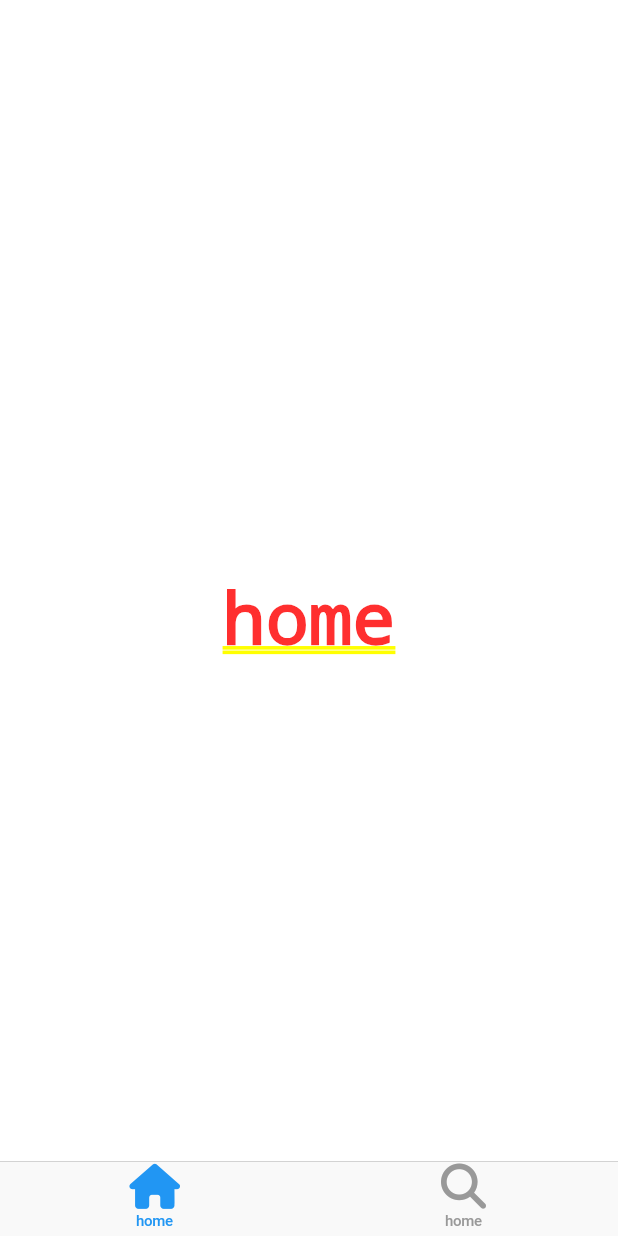
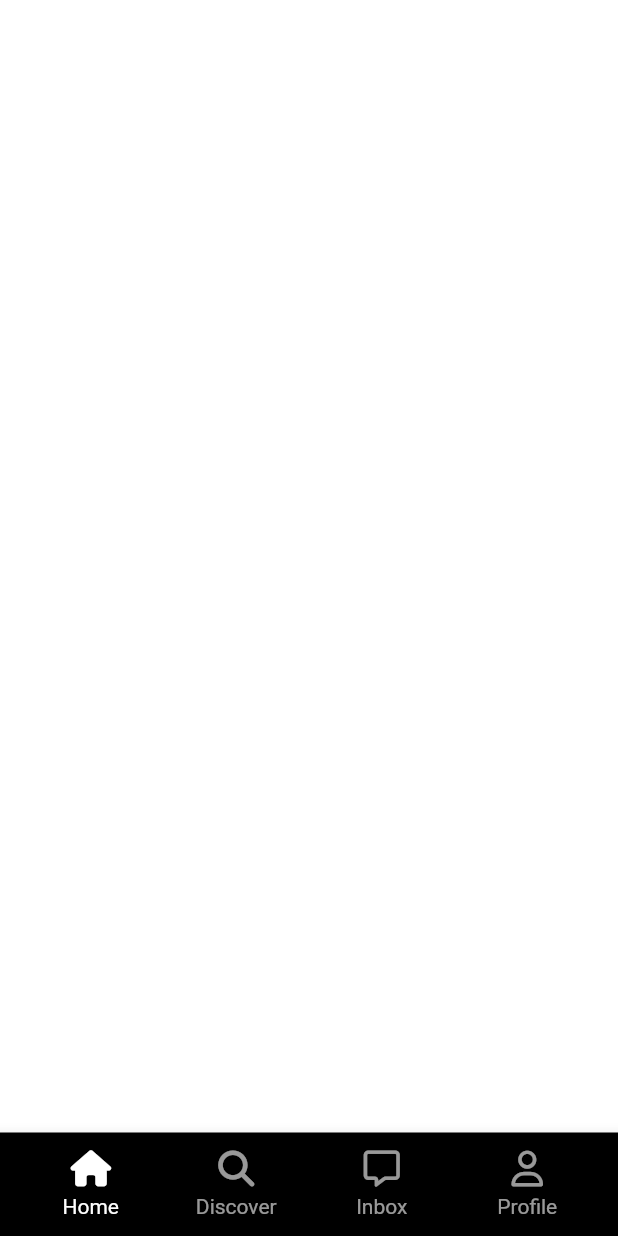
Before and after one commit to alswn2348/tictok_clone_flutter, a Flutter app: the screen it shows after launch, on a phone screen of 412 x 824 dp. Run offline on Flutter 3.47's test engine with Material 2 defaults, Android fonts, the phone set to English and light mode, and no system bars; our stand-ins replace font_awesome_flutter.

Commit message:
feat : create custom navigationbar

```diff
--- a/lib/features/main_navigation/main_navigation_screen.dart
+++ b/lib/features/main_navigation/main_navigation_screen.dart
@@ -1,5 +1,7 @@
-import 'package:flutter/cupertino.dart';
+import 'package:flutter/material.dart';
 import 'package:font_awesome_flutter/font_awesome_flutter.dart';
+import 'package:tictok_clone_flutter/constants/sizes.dart';
+import 'package:tictok_clone_flutter/features/main_navigation/widgets/navigation_tab.dart';
 
 class MainNavigationScreen extends StatefulWidget {
   const MainNavigationScreen({super.key});
@@ -11,24 +13,6 @@ class MainNavigationScreen extends StatefulWidget {
 class _MainNavigationScreenState extends State<MainNavigationScreen> {
   int _selectedIndex = 0;
 
-  final screens = [
-    const Center(
-      child: Text('home'),
-    ),
-    const Center(
-      child: Text('Search'),
-    ),
-    const Center(
-      child: Text('Search'),
-    ),
-    const Center(
-      child: Text('Search'),
-    ),
-    const Center(
-      child: Text('Search'),
-    ),
-  ];
-
   void _onTap(int index) {
     setState(() {
       _selectedIndex = index;
@@ -37,13 +21,43 @@ class _MainNavigationScreenState extends State<MainNavigationScreen> {
 
   @override
   Widget build(BuildContext context) {
-    return CupertinoTabScaffold(
-        tabBar: CupertinoTabBar(items: const [
-          BottomNavigationBarItem(
-              icon: FaIcon(FontAwesomeIcons.house), label: 'home'),
-          BottomNavigationBarItem(
-              icon: FaIcon(FontAwesomeIcons.magnifyingGlass), label: 'home'),
-        ]),
-        tabBuilder: (context, index) => screens[index]);
+    return SafeArea(
+      child: Scaffold(
+        bottomNavigationBar: BottomAppBar(
+          color: Colors.black,
+          child: Padding(
+            padding: const EdgeInsets.all(Sizes.size12),
+            child: Row(
+                mainAxisAlignment: MainAxisAlignment.spaceBetween,
+                children: [
+                  NavigationTap(
+                    text: "Home",
+                    isSelected: _selectedIndex == 0,
+                    icon: FontAwesomeIcons.house,
+                    onTap: () => _onTap(0),
+                  ),
+                  NavigationTap(
+                    text: "Discover",
+                    isSelected: _selectedIndex == 1,
+                    icon: FontAwesomeIcons.magnifyingGlass,
+                    onTap: () => _onTap(1),
+                  ),
+                  NavigationTap(
+                    text: "Inbox",
+                    isSelected: _selectedIndex == 2,
+                    icon: FontAwesomeIcons.message,
+                    onTap: () => _onTap(2),
+                  ),
+                  NavigationTap(
+                    text: "Profile",
+                    isSelected: _selectedIndex == 3,
+                    icon: FontAwesomeIcons.user,
+                    onTap: () => _onTap(3),
+                  ),
+                ]),
+          ),
+        ),
+      ),
+    );
   }
 }
--- /dev/null
+++ b/lib/features/main_navigation/widgets/navigation_tab.dart
@@ -0,0 +1,48 @@
+import 'package:flutter/material.dart';
+import 'package:font_awesome_flutter/font_awesome_flutter.dart';
+import 'package:tictok_clone_flutter/constants/gaps.dart';
+
+class NavigationTap extends StatelessWidget {
+  const NavigationTap({
+    super.key,
+    required this.text,
+    required this.isSelected,
+    required this.icon,
+    required this.onTap,
+  });
+
+  final String text;
+  final bool isSelected;
+  final IconData icon;
+  final Function onTap;
+
+  @override
+  Widget build(BuildContext context) {
+    return Expanded(
+      child: GestureDetector(
+        onTap: () => onTap(),
+        child: Container(
+          color: Colors.black,
+          child: AnimatedOpacity(
+            opacity: isSelected ? 1 : 0.6,
+            duration: const Duration(milliseconds: 150),
+            child: Column(
+              mainAxisSize: MainAxisSize.min,
+              children: [
+                FaIcon(
+                  icon,
+                  color: Colors.white,
+                ),
+                Gaps.v5,
+                Text(
+                  text,
+                  style: const TextStyle(color: Colors.white),
+                )
+              ],
+            ),
+          ),
+        ),
+      ),
+    );
+  }
+}
```
